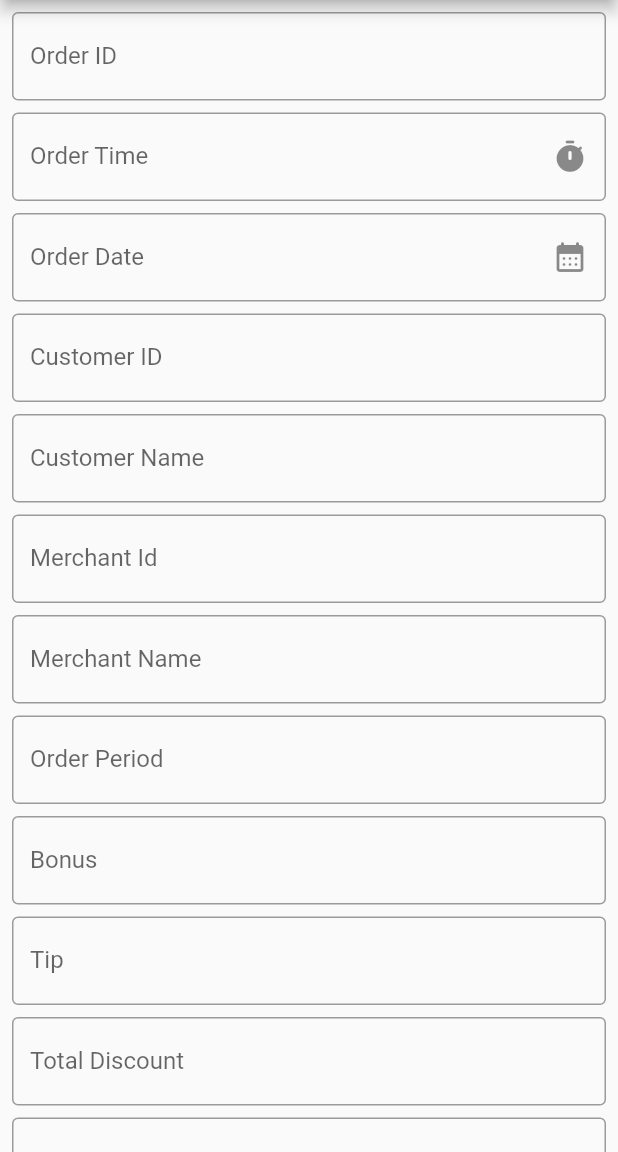
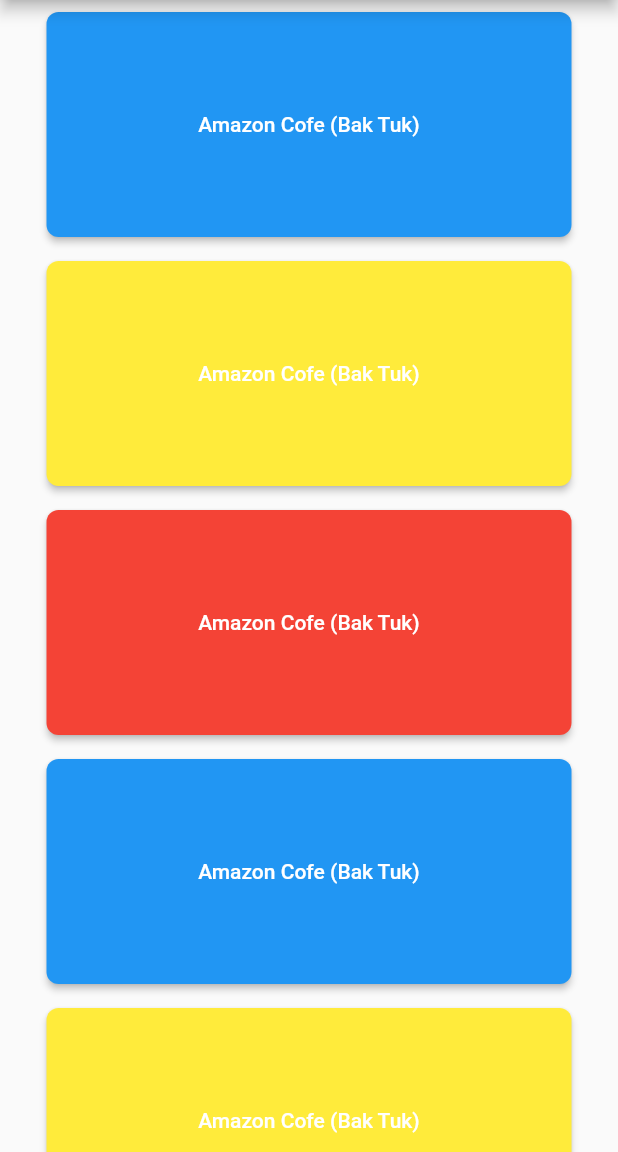
Before and after one commit to MounSovongdy/LoyEat_Admin, a Flutter app: the screen it shows after launch, after a tap on "Order Page", on a phone screen of 412 x 824 dp, the part 84-1236 px from its top. Run offline on Flutter 3.47's test engine with Material 2 defaults, Android fonts, the phone set to English and light mode, and no system bars; our stand-ins replace cloud_firestore, firebase_core; accounts and stored records are empty.

Commit message:
New order page

```diff
--- /dev/null
+++ b/lib/src/srceen/order_page.dart
@@ -0,0 +1,206 @@
+
+// ignore_for_file: deprecated_member_use
+
+import 'package:flutter/material.dart';
+import 'package:cloud_firestore/cloud_firestore.dart';
+import 'package:intl/intl.dart';
+import 'package:loyeat_admin/src/srceen/order_page_detail.dart';
+
+import 'marchants_srceen.dart';
+
+class OrderPage extends StatefulWidget {
+  const OrderPage({Key? key}) : super(key: key);
+
+  @override
+  State<OrderPage> createState() => _OrderPageState();
+}
+
+class _OrderPageState extends State<OrderPage> {
+  @override
+  Widget build(BuildContext context) {
+    return Scaffold(
+      appBar: appbar,
+      body: body,
+    );
+  }
+
+  final appbar = AppBar(
+    title: const Text('Order Page'),
+  );
+
+  Widget get body{
+    return ListView(
+      children: <Widget>[
+        Padding(
+          padding: const EdgeInsets.all(8.0),
+          child: Center(
+            child: SizedBox(
+              width: 350,
+              height: 150,
+              child: RaisedButton(
+                padding: const EdgeInsets.symmetric(vertical: 8, horizontal: 10),
+                onPressed: () {
+                  Navigator.push(
+                    context,
+                    MaterialPageRoute(
+                        builder: (context) => const OrderPageDetail()),
+                  );
+                },
+                color: Colors.blue,
+                shape: const RoundedRectangleBorder(
+                    borderRadius: BorderRadius.all(Radius.circular(8))),
+                child: const Text(
+                  "Amazon Cofe (Bak Tuk)",
+                  style: TextStyle(
+                    color: Colors.white,
+                  ),
+                ),
+              ),
+            ),
+          ),
+        ),
+        Padding(
+          padding: const EdgeInsets.all(8.0),
+          child: Center(
+            child: SizedBox(
+              width: 350,
+              height: 150,
+              child: RaisedButton(
+                padding: const EdgeInsets.symmetric(vertical: 8, horizontal: 10),
+                onPressed: () {
+                  Navigator.push(
+                    context,
+                    MaterialPageRoute(
+                        builder: (context) => const OrderPageDetail()),
+                  );
+                },
+                color: Colors.yellow,
+                shape: const RoundedRectangleBorder(
+                    borderRadius: BorderRadius.all(Radius.circular(8))),
+                child: const Text(
+                  "Amazon Cofe (Bak Tuk)",
+                  style: TextStyle(
+                    color: Colors.white,
+                  ),
+                ),
+              ),
+            ),
+          ),
+        ),
+        Padding(
+          padding: const EdgeInsets.all(8.0),
+          child: Center(
+            child: SizedBox(
+              width: 350,
+              height: 150,
+              child: RaisedButton(
+                padding: const EdgeInsets.symmetric(vertical: 8, horizontal: 10),
+                onPressed: () {
+                  Navigator.push(
+                    context,
+                    MaterialPageRoute(
+                        builder: (context) => const OrderPageDetail()),
+                  );
+                },
+                color: Colors.red,
+                shape: const RoundedRectangleBorder(
+                    borderRadius: BorderRadius.all(Radius.circular(8))),
+                child: const Text(
+                  "Amazon Cofe (Bak Tuk)",
+                  style: TextStyle(
+                    color: Colors.white,
+                  ),
+                ),
+              ),
+            ),
+          ),
+        ),
+        Padding(
+          padding: const EdgeInsets.all(8.0),
+          child: Center(
+            child: SizedBox(
+              width: 350,
+              height: 150,
+              child: RaisedButton(
+                padding: const EdgeInsets.symmetric(vertical: 8, horizontal: 10),
+                onPressed: () {
+                  Navigator.push(
+                    context,
+                    MaterialPageRoute(
+                        builder: (context) => const OrderPageDetail()),
+                  );
+                },
+                color: Colors.blue,
+                shape: const RoundedRectangleBorder(
+                    borderRadius: BorderRadius.all(Radius.circular(8))),
+                child: const Text(
+                  "Amazon Cofe (Bak Tuk)",
+                  style: TextStyle(
+                    color: Colors.white,
+                  ),
+                ),
+              ),
+            ),
+          ),
+        ),
+        Padding(
+          padding: const EdgeInsets.all(8.0),
+          child: Center(
+            child: SizedBox(
+              width: 350,
+              height: 150,
+              child: RaisedButton(
+                padding: const EdgeInsets.symmetric(vertical: 8, horizontal: 10),
+                onPressed: () {
+                  Navigator.push(
+                    context,
+                    MaterialPageRoute(
+                        builder: (context) => const OrderPageDetail()),
+                  );
+                },
+                color: Colors.yellow,
+                shape: const RoundedRectangleBorder(
+                    borderRadius: BorderRadius.all(Radius.circular(8))),
+                child: const Text(
+                  "Amazon Cofe (Bak Tuk)",
+                  style: TextStyle(
+                    color: Colors.white,
+                  ),
+                ),
+              ),
+            ),
+          ),
+        ),
+        Padding(
+          padding: const EdgeInsets.all(8.0),
+          child: Center(
+            child: SizedBox(
+              width: 350,
+              height: 150,
+              child: RaisedButton(
+                padding: const EdgeInsets.symmetric(vertical: 8, horizontal: 10),
+                onPressed: () {
+                  Navigator.push(
+                    context,
+                    MaterialPageRoute(
+                        builder: (context) => const OrderPageDetail()),
+                  );
+                },
+                color: Colors.red,
+                shape: const RoundedRectangleBorder(
+                    borderRadius: BorderRadius.all(Radius.circular(8))),
+                child: const Text(
+                  "Amazon Cofe (Bak Tuk)",
+                  style: TextStyle(
+                    color: Colors.white,
+                  ),
+                ),
+              ),
+            ),
+          ),
+        ),
+
+      ],
+    );
+  }
+}
--- a/lib/src/srceen/startup_srceen.dart
+++ b/lib/src/srceen/startup_srceen.dart
@@ -1,5 +1,6 @@
 // ignore_for_file: deprecated_member_use
 import 'package:flutter/material.dart';
+import 'package:loyeat_admin/src/srceen/order_page.dart';
 import 'customer_srceen.dart';
 import 'order_srceen.dart';
 import 'marchants_srceen.dart';
@@ -85,7 +86,7 @@
                 Navigator.push(
                   context,
                   MaterialPageRoute(
-                      builder: (context) => const OrderSrceen()),
+                      builder: (context) => const OrderPage()),
                 );
               },
               color: Colors.blue,
```
Also changed, not shown: lib/src/srceen/order_page_detail.dart (added, +68 -0 lines).
